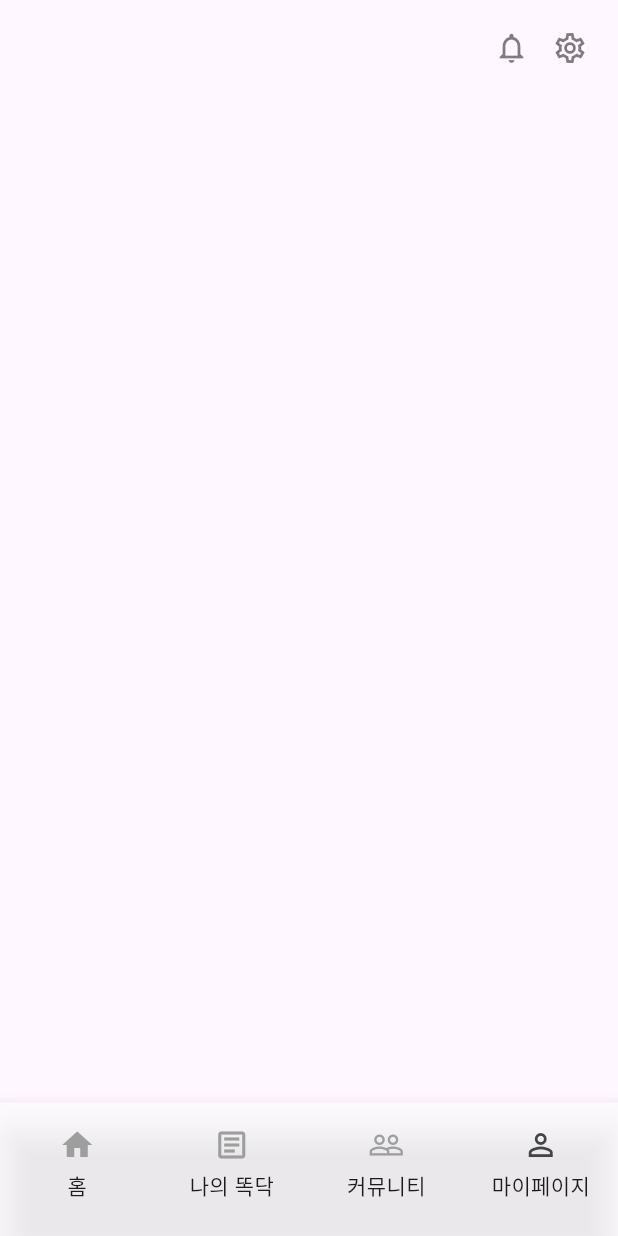
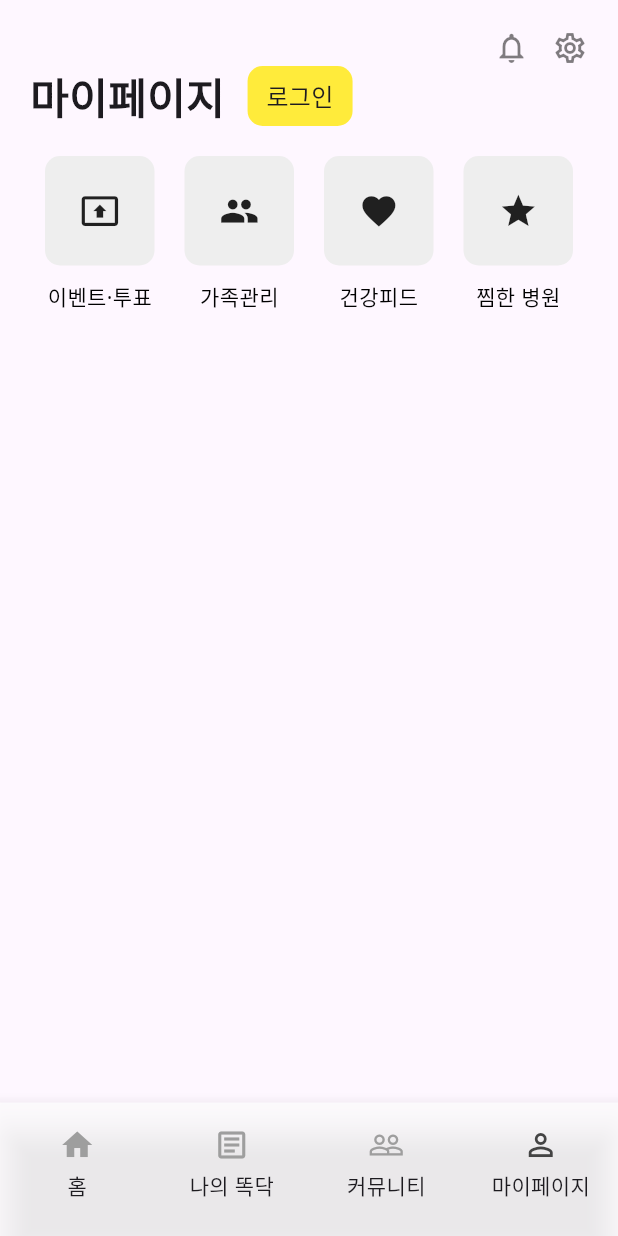
Before and after one commit to faithinker/Ttokttak_Clone, a Flutter app: the screen it shows after launch, item 4 of the bottom bar chosen, on a phone screen of 412 x 824 dp. Run offline on Flutter 3.47's test engine with Material 3 defaults, Android fonts, the phone set to English and light mode, and no system bars; our stand-ins replace carousel_slider, flutter_riverpod, font_awesome_flutter, go_router, google_fonts; network calls fail.

Commit message:
- 마이페이지 상단 기능 4개 UI 작업 완료

```diff
--- a/lib/feature/my_page/my_page_screen.dart
+++ b/lib/feature/my_page/my_page_screen.dart
@@ -1,11 +1,19 @@
 import 'package:flutter/material.dart';
 import 'package:flutter_riverpod/flutter_riverpod.dart';
+
+List<(IconData, String)> lists = [
+  (Icons.present_to_all, '이벤트·투표'),
+  (Icons.people, '가족관리'),
+  (Icons.favorite, '건강피드'),
+  (Icons.star, '찜한 병원'),
+];
 
 class MyPageScreen extends ConsumerWidget {
   const MyPageScreen({super.key});
 
   @override
   Widget build(BuildContext context, WidgetRef ref) {
+    double screenWidth = MediaQuery.of(context).size.width;
     return SafeArea(
       minimum: const EdgeInsets.symmetric(horizontal: 20),
       child: Column(
@@ -35,8 +43,106 @@ class MyPageScreen extends ConsumerWidget {
               ),
             ],
           ),
+          SingleChildScrollView(
+            child: Column(
+              children: [
+                Row(
+                  children: [
+                    const Text(
+                      '마이페이지',
+                      style:
+                          TextStyle(fontSize: 28, fontWeight: FontWeight.w600),
+                    ),
+                    const SizedBox(
+                      width: 15,
+                    ),
+                    Container(
+                      width: 70,
+                      height: 40,
+                      decoration: BoxDecoration(
+                        borderRadius: BorderRadius.circular(10),
+                        color: Colors.yellow,
+                      ),
+                      child: const Center(
+                        child: Text(
+                          '로그인',
+                          style: TextStyle(
+                            fontSize: 16,
+                          ),
+                          textAlign: TextAlign.center,
+                        ),
+                      ),
+                    ),
+                    // TODO: 나의 관리부터 시작
+                  ],
+                ),
+                const SizedBox(height: 20),
+                SizedBox(
+                  width: screenWidth,
+                  height: 130,
+                  child: ItemList(screenWidth: screenWidth),
+                ),
+              ],
+            ),
+          )
         ],
       ),
     );
   }
 }
+
+class ItemList extends StatelessWidget {
+  final double screenWidth;
+
+  //const ItemList({Key? key}) : super(key: key);
+  const ItemList({
+    Key? key,
+    required this.screenWidth,
+  }) : super(key: key);
+
+  @override
+  Widget build(BuildContext context) {
+    // 가변 길이 = 전체 가로 길이 - padding(양쪽, 부모도 계산) - item 간격 패딩(전체 갯수 - 1/마지막 제외)
+    double itemWidth = (screenWidth - 60 - 60) / 4;
+    return Padding(
+      padding: const EdgeInsets.symmetric(horizontal: 10.0),
+      child: ListView.builder(
+          scrollDirection: Axis.horizontal,
+          physics: const NeverScrollableScrollPhysics(),
+          itemCount: lists.length,
+          itemBuilder: (BuildContext context, int index) {
+            (IconData, String) item = lists[index];
+            return Row(
+              children: [
+                Column(
+                  children: [
+                    Container(
+                      width: itemWidth,
+                      height: itemWidth,
+                      decoration: BoxDecoration(
+                        color: Colors.grey[200],
+                        borderRadius: BorderRadius.circular(10),
+                      ),
+                      child: Icon(
+                        item.$1,
+                        size: itemWidth / 2 - 10,
+                      ),
+                    ),
+                    const SizedBox(height: 10),
+                    Text(
+                      textAlign: TextAlign.center,
+                      item.$2,
+                      style: const TextStyle(
+                        color: Colors.black,
+                        fontSize: 14,
+                      ),
+                    ),
+                  ],
+                ),
+                if (index != lists.length) const SizedBox(width: 20),
+              ],
+            );
+          }),
+    );
+  }
+}
```
